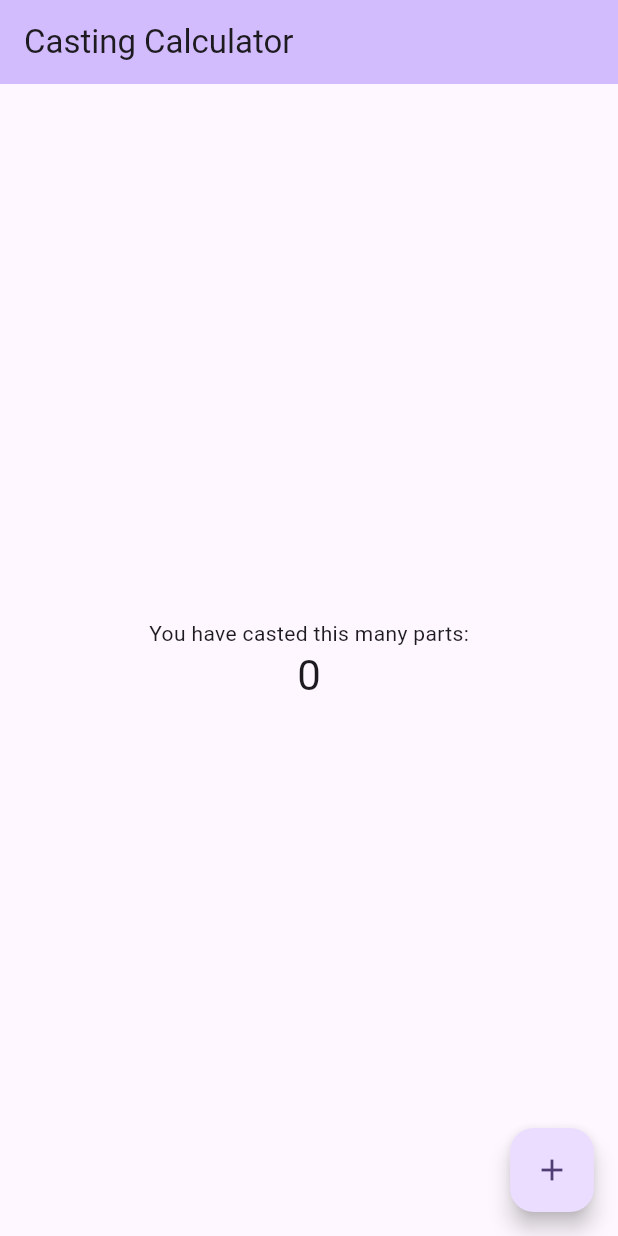
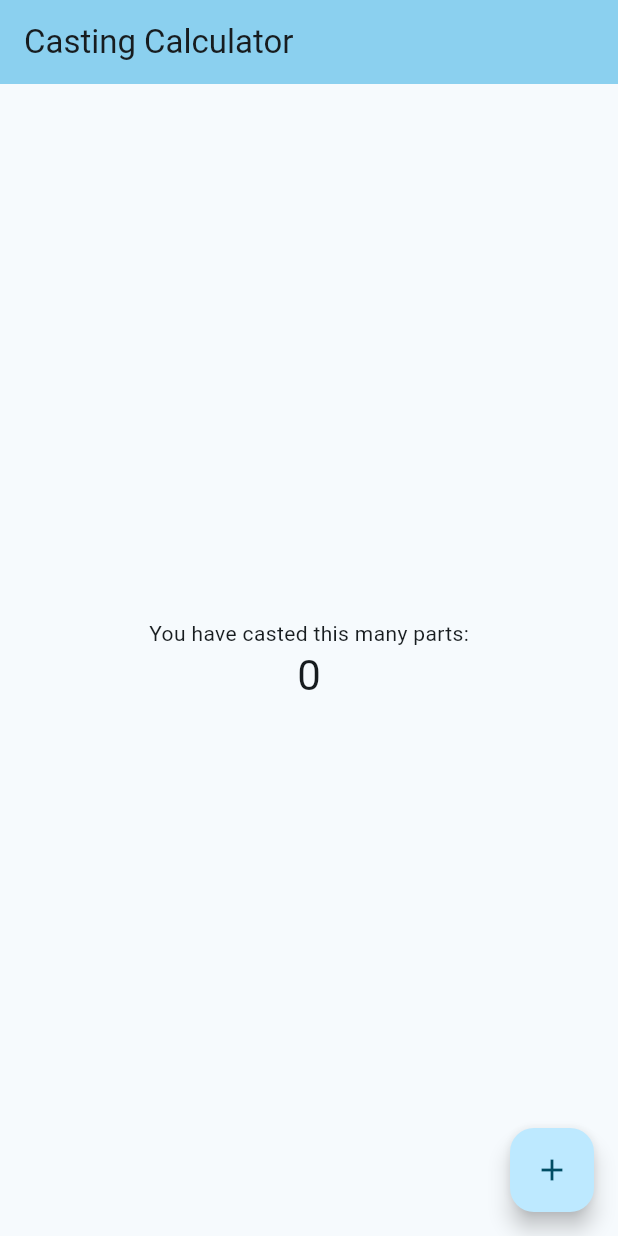
Before and after one commit to jfdoyle3/casting_calculator, a Flutter app: the screen it shows after launch, on a phone screen of 412 x 824 dp. Run offline on Flutter 3.47's test engine with Material 3 defaults, Android fonts, the phone set to English and light mode, and no system bars.

Commit message:
changed color of theme

```diff
--- a/lib/main.dart
+++ b/lib/main.dart
@@ -13,7 +13,7 @@ class CastingCalculator extends StatelessWidget {
       debugShowCheckedModeBanner: false,
       title: 'Casting Calculator',
       theme: ThemeData(
-        colorScheme: ColorScheme.fromSeed(seedColor: Colors.deepPurple),
+        colorScheme: ColorScheme.fromSeed(seedColor: Colors.blueGrey),
         useMaterial3: true,
       ),
       home: const Counter(title: 'Casting Calculator'),
```
